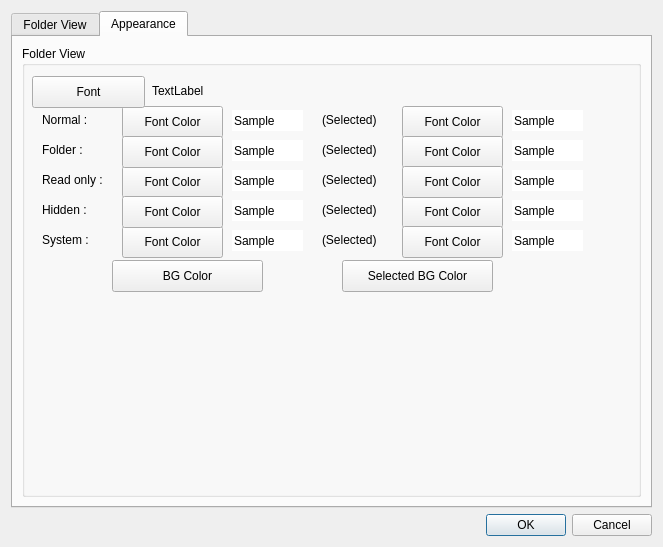
Old version of the form optiondialog.ui in the repository haraki/farman.
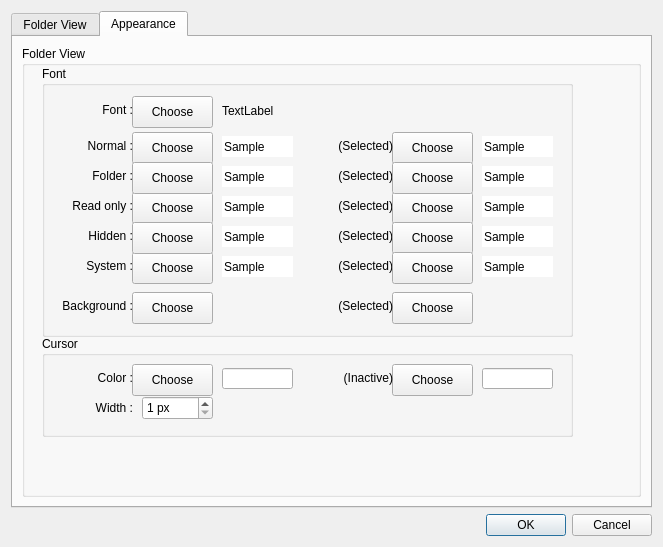
New version of the form.

Commit message: fix ui of OptionDialog. - modified text of button(ex. "Font Color" -> "Choose") - add Cursor option.(width & color)

```diff
--- a/optiondialog.ui
+++ b/optiondialog.ui
@@ -377,11 +377,144 @@
          <property name="title">
           <string>Folder View</string>
          </property>
+         <widget class="QGroupBox" name="appearanceFolderViewFontGroupBox">
+          <property name="geometry">
+           <rect>
+            <x>20</x>
+            <y>20</y>
+            <width>531</width>
+            <height>271</height>
+           </rect>
+          </property>
+          <property name="title">
+           <string>Font</string>
+          </property>
+          <widget class="QLineEdit" name="appearanceFolderViewNormalSelectedLineEdit">
+           <property name="geometry">
+            <rect>
+             <x>440</x>
+             <y>70</y>
+             <width>71</width>
+             <height>21</height>
+            </rect>
+           </property>
+           <property name="focusPolicy">
+            <enum>Qt::NoFocus</enum>
+           </property>
+           <property name="text">
+            <string>Sample</string>
+           </property>
+           <property name="frame">
+            <bool>false</bool>
+           </property>
+           <property name="readOnly">
+            <bool>true</bool>
+           </property>
+          </widget>
+          <widget class="QPushButton" name="appearanceFolderViewChooseNormalSelectedColorPushButton">
+           <property name="geometry">
+            <rect>
+             <x>350</x>
+             <y>66</y>
+             <width>81</width>
+             <height>32</height>
+            </rect>
+           </property>
+           <property name="text">
+            <string>Choose</string>
+           </property>
+          </widget>
+          <widget class="QLineEdit" name="appearanceFolderViewFolderLineEdit">
+           <property name="geometry">
+            <rect>
+             <x>180</x>
+             <y>100</y>
+             <width>71</width>
+             <height>21</height>
+            </rect>
+           </property>
+           <property name="focusPolicy">
+            <enum>Qt::NoFocus</enum>
+           </property>
+           <property name="text">
+            <string>Sample</string>
+           </property>
+           <property name="frame">
+            <bool>false</bool>
+           </property>
+           <property name="readOnly">
+            <bool>true</bool>
+           </property>
+          </widget>
+          <widget class="QLabel" name="appearanceFolderViewNormalLabel">
+           <property name="geometry">
+            <rect>
+             <x>10</x>
+             <y>72</y>
+             <width>81</width>
+             <height>16</height>
+            </rect>
+           </property>
+           <property name="text">
+            <string>Normal :</string>
+           </property>
+           <property name="alignment">
+            <set>Qt::AlignRight|Qt::AlignTrailing|Qt::AlignVCenter</set>
+           </property>
+          </widget>
+          <widget class="QLabel" name="appearanceFolderViewHiddenSelectedLabel">
+           <property name="geometry">
+            <rect>
+             <x>270</x>
+             <y>162</y>
+             <width>81</width>
+             <height>16</height>
+            </rect>
+           </property>
+           <property name="text">
+            <string>(Selected)</string>
+           </property>
+           <property name="alignment">
+            <set>Qt::AlignRight|Qt::AlignTrailing|Qt::AlignVCenter</set>
+           </property>
+          </widget>
+          <widget class="QLabel" name="appearanceFolderViewReadOnlySelectedLabel">
+           <property name="geometry">
+            <rect>
+             <x>270</x>
+             <y>132</y>
+             <width>81</width>
+             <height>16</height>
+            </rect>
+           </property>
+           <property name="text">
+            <string>(Selected)</string>
+           </property>
+           <property name="alignment">
+            <set>Qt::AlignRight|Qt::AlignTrailing|Qt::AlignVCenter</set>
+           </property>
+          </widget>
+          <widget class="QLabel" name="appearanceFolderViewFolderSelectedLabel">
+           <property name="geometry">
+            <rect>
+             <x>270</x>
+             <y>102</y>
+             <width>81</width>
+             <height>16</height>
+            </rect>
+           </property>
+           <property name="text">
+            <string>(Selected)</string>
+           </property>
+           <property name="alignment">
+            <set>Qt::AlignRight|Qt::AlignTrailing|Qt::AlignVCenter</set>
+           </property>
+          </widget>
          <widget class="QLineEdit" name="appearanceFolderViewSystemSelectedLineEdit">
           <property name="geometry">
            <rect>
-            <x>490</x>
-            <y>184</y>
+             <x>440</x>
+             <y>190</y>
             <width>71</width>
             <height>21</height>
            </rect>
@@ -399,46 +532,27 @@
            <bool>true</bool>
           </property>
          </widget>
-         <widget class="QLabel" name="appearanceFolderViewFontLabel">
+          <widget class="QLabel" name="appearanceFolderViewFolderLabel">
           <property name="geometry">
            <rect>
-            <x>130</x>
-            <y>37</y>
-            <width>311</width>
+             <x>10</x>
+             <y>102</y>
+             <width>81</width>
             <height>16</height>
            </rect>
           </property>
           <property name="text">
-           <string>TextLabel</string>
-          </property>
-         </widget>
-         <widget class="QLineEdit" name="appearanceFolderViewFolderSelectedLineEdit">
-          <property name="geometry">
-           <rect>
-            <x>490</x>
-            <y>94</y>
-            <width>71</width>
-            <height>21</height>
-           </rect>
-          </property>
-          <property name="focusPolicy">
-           <enum>Qt::NoFocus</enum>
-          </property>
-          <property name="text">
-           <string>Sample</string>
-          </property>
-          <property name="frame">
-           <bool>false</bool>
-          </property>
-          <property name="readOnly">
-           <bool>true</bool>
-          </property>
-         </widget>
-         <widget class="QLineEdit" name="appearanceFolderViewReadOnlyLineEdit">
+            <string>Folder :</string>
+           </property>
+           <property name="alignment">
+            <set>Qt::AlignRight|Qt::AlignTrailing|Qt::AlignVCenter</set>
+           </property>
+          </widget>
+          <widget class="QLineEdit" name="appearanceFolderViewHiddenLineEdit">
           <property name="geometry">
            <rect>
-            <x>210</x>
-            <y>124</y>
+             <x>180</x>
+             <y>160</y>
             <width>71</width>
             <height>21</height>
            </rect>
@@ -456,24 +570,40 @@
            <bool>true</bool>
           </property>
          </widget>
-         <widget class="QPushButton" name="appearanceFolderViewChooseHiddenSelectedColorPushButton">
+          <widget class="QPushButton" name="appearanceFolderViewChooseReadOnlySelectedColorPushButton">
           <property name="geometry">
            <rect>
-            <x>380</x>
-            <y>150</y>
-            <width>101</width>
+             <x>350</x>
+             <y>126</y>
+             <width>81</width>
             <height>32</height>
            </rect>
           </property>
           <property name="text">
-           <string>Font Color</string>
+            <string>Choose</string>
+           </property>
+          </widget>
+          <widget class="QLabel" name="appearanceFolderViewSystemSelectedLabel">
+           <property name="geometry">
+            <rect>
+             <x>270</x>
+             <y>192</y>
+             <width>81</width>
+             <height>16</height>
+            </rect>
+           </property>
+           <property name="text">
+            <string>(Selected)</string>
+           </property>
+           <property name="alignment">
+            <set>Qt::AlignRight|Qt::AlignTrailing|Qt::AlignVCenter</set>
           </property>
          </widget>
          <widget class="QLineEdit" name="appearanceFolderViewReadOnlySelectedLineEdit">
           <property name="geometry">
            <rect>
-            <x>490</x>
-            <y>124</y>
+             <x>440</x>
+             <y>130</y>
             <width>71</width>
             <height>21</height>
            </rect>
@@ -491,63 +621,27 @@
            <bool>true</bool>
           </property>
          </widget>
-         <widget class="QPushButton" name="appearanceFolderViewChooseReadOnlyColorPushButton">
+          <widget class="QLabel" name="appearanceFolderViewNormalSelectedLabel">
           <property name="geometry">
            <rect>
-            <x>100</x>
-            <y>120</y>
-            <width>101</width>
-            <height>32</height>
+             <x>270</x>
+             <y>72</y>
+             <width>81</width>
+             <height>16</height>
            </rect>
           </property>
           <property name="text">
-           <string>Font Color</string>
-          </property>
-         </widget>
-         <widget class="QPushButton" name="appearanceFolderViewChooseNormalSelectedColorPushButton">
-          <property name="geometry">
-           <rect>
-            <x>380</x>
-            <y>60</y>
-            <width>101</width>
-            <height>32</height>
-           </rect>
-          </property>
-          <property name="text">
-           <string>Font Color</string>
-          </property>
-         </widget>
-         <widget class="QPushButton" name="appearanceFolderViewChooseFolderSelectedColorPushButton">
-          <property name="geometry">
-           <rect>
-            <x>380</x>
-            <y>90</y>
-            <width>101</width>
-            <height>32</height>
-           </rect>
-          </property>
-          <property name="text">
-           <string>Font Color</string>
-          </property>
-         </widget>
-         <widget class="QPushButton" name="appearanceFolderViewChooseNormalColorPushButton">
-          <property name="geometry">
-           <rect>
-            <x>100</x>
-            <y>60</y>
-            <width>101</width>
-            <height>32</height>
-           </rect>
-          </property>
-          <property name="text">
-           <string>Font Color</string>
+            <string>(Selected)</string>
+           </property>
+           <property name="alignment">
+            <set>Qt::AlignRight|Qt::AlignTrailing|Qt::AlignVCenter</set>
           </property>
          </widget>
          <widget class="QLineEdit" name="appearanceFolderViewSystemLineEdit">
           <property name="geometry">
            <rect>
-            <x>210</x>
-            <y>184</y>
+             <x>180</x>
+             <y>190</y>
             <width>71</width>
             <height>21</height>
            </rect>
@@ -565,24 +659,72 @@
            <bool>true</bool>
           </property>
          </widget>
-         <widget class="QPushButton" name="appearanceFolderViewChooseBGColorPushButton">
+          <widget class="QPushButton" name="appearanceFolderViewChooseHiddenSelectedColorPushButton">
           <property name="geometry">
            <rect>
+             <x>350</x>
+             <y>156</y>
+             <width>81</width>
+             <height>32</height>
+            </rect>
+           </property>
+           <property name="text">
+            <string>Choose</string>
+           </property>
+          </widget>
+          <widget class="QLineEdit" name="appearanceFolderViewHiddenSelectedLineEdit">
+           <property name="geometry">
+            <rect>
+             <x>440</x>
+             <y>160</y>
+             <width>71</width>
+             <height>21</height>
+            </rect>
+           </property>
+           <property name="focusPolicy">
+            <enum>Qt::NoFocus</enum>
+           </property>
+           <property name="text">
+            <string>Sample</string>
+           </property>
+           <property name="frame">
+            <bool>false</bool>
+           </property>
+           <property name="readOnly">
+            <bool>true</bool>
+           </property>
+          </widget>
+          <widget class="QPushButton" name="appearanceFolderViewChooseNormalColorPushButton">
+           <property name="geometry">
+            <rect>
             <x>90</x>
-            <y>214</y>
-            <width>151</width>
+             <y>66</y>
+             <width>81</width>
             <height>32</height>
            </rect>
           </property>
           <property name="text">
-           <string>BG Color</string>
+            <string>Choose</string>
+           </property>
+          </widget>
+          <widget class="QPushButton" name="appearanceFolderViewChooseReadOnlyColorPushButton">
+           <property name="geometry">
+            <rect>
+             <x>90</x>
+             <y>126</y>
+             <width>81</width>
+             <height>32</height>
+            </rect>
+           </property>
+           <property name="text">
+            <string>Choose</string>
           </property>
          </widget>
          <widget class="QLabel" name="appearanceFolderViewReadOnlyLabel">
           <property name="geometry">
            <rect>
-            <x>20</x>
-            <y>126</y>
+             <x>10</x>
+             <y>132</y>
             <width>81</width>
             <height>16</height>
            </rect>
@@ -590,38 +732,63 @@
           <property name="text">
            <string>Read only :</string>
           </property>
-         </widget>
-         <widget class="QPushButton" name="appearanceFolderViewChooseSelectedBGColorPushButton">
+           <property name="alignment">
+            <set>Qt::AlignRight|Qt::AlignTrailing|Qt::AlignVCenter</set>
+           </property>
+          </widget>
+          <widget class="QPushButton" name="appearanceFolderViewChooseFolderSelectedColorPushButton">
           <property name="geometry">
            <rect>
-            <x>320</x>
-            <y>214</y>
-            <width>151</width>
+             <x>350</x>
+             <y>96</y>
+             <width>81</width>
             <height>32</height>
            </rect>
           </property>
           <property name="text">
-           <string>Selected BG Color</string>
-          </property>
-         </widget>
-         <widget class="QPushButton" name="appearanceFolderViewChooseReadOnlySelectedColorPushButton">
+            <string>Choose</string>
+           </property>
+          </widget>
+          <widget class="QLineEdit" name="appearanceFolderViewReadOnlyLineEdit">
           <property name="geometry">
            <rect>
-            <x>380</x>
-            <y>120</y>
-            <width>101</width>
+             <x>180</x>
+             <y>130</y>
+             <width>71</width>
+             <height>21</height>
+            </rect>
+           </property>
+           <property name="focusPolicy">
+            <enum>Qt::NoFocus</enum>
+           </property>
+           <property name="text">
+            <string>Sample</string>
+           </property>
+           <property name="frame">
+            <bool>false</bool>
+           </property>
+           <property name="readOnly">
+            <bool>true</bool>
+           </property>
+          </widget>
+          <widget class="QPushButton" name="appearanceFolderViewChooseFolderColorPushButton">
+           <property name="geometry">
+            <rect>
+             <x>90</x>
+             <y>96</y>
+             <width>81</width>
             <height>32</height>
            </rect>
           </property>
           <property name="text">
-           <string>Font Color</string>
-          </property>
-         </widget>
-         <widget class="QLineEdit" name="appearanceFolderViewNormalSelectedLineEdit">
+            <string>Choose</string>
+           </property>
+          </widget>
+          <widget class="QLineEdit" name="appearanceFolderViewNormalLineEdit">
           <property name="geometry">
            <rect>
-            <x>490</x>
-            <y>64</y>
+             <x>180</x>
+             <y>70</y>
             <width>71</width>
             <height>21</height>
            </rect>
@@ -642,69 +809,37 @@
          <widget class="QPushButton" name="appearanceFolderViewChooseSystemSelectedColorPushButton">
           <property name="geometry">
            <rect>
-            <x>380</x>
-            <y>180</y>
-            <width>101</width>
+             <x>350</x>
+             <y>186</y>
+             <width>81</width>
             <height>32</height>
            </rect>
           </property>
           <property name="text">
-           <string>Font Color</string>
-          </property>
-         </widget>
-         <widget class="QLabel" name="appearanceFolderViewNormalSelectedLabel">
+            <string>Choose</string>
+           </property>
+          </widget>
+          <widget class="QLabel" name="appearanceFolderViewHiddenLabel">
           <property name="geometry">
            <rect>
-            <x>300</x>
-            <y>66</y>
+             <x>10</x>
+             <y>162</y>
             <width>81</width>
             <height>16</height>
            </rect>
           </property>
           <property name="text">
-           <string>(Selected)</string>
-          </property>
-         </widget>
-         <widget class="QLineEdit" name="appearanceFolderViewFolderLineEdit">
-          <property name="geometry">
-           <rect>
-            <x>210</x>
-            <y>94</y>
-            <width>71</width>
-            <height>21</height>
-           </rect>
-          </property>
-          <property name="focusPolicy">
-           <enum>Qt::NoFocus</enum>
-          </property>
-          <property name="text">
-           <string>Sample</string>
-          </property>
-          <property name="frame">
-           <bool>false</bool>
-          </property>
-          <property name="readOnly">
-           <bool>true</bool>
-          </property>
-         </widget>
-         <widget class="QLabel" name="appearanceFolderViewFolderLabel">
-          <property name="geometry">
-           <rect>
-            <x>20</x>
-            <y>96</y>
-            <width>81</width>
-            <height>16</height>
-           </rect>
-          </property>
-          <property name="text">
-           <string>Folder :</string>
+            <string>Hidden :</string>
+           </property>
+           <property name="alignment">
+            <set>Qt::AlignRight|Qt::AlignTrailing|Qt::AlignVCenter</set>
           </property>
          </widget>
          <widget class="QLabel" name="appearanceFolderViewSystemLabel">
           <property name="geometry">
            <rect>
-            <x>20</x>
-            <y>186</y>
+             <x>10</x>
+             <y>192</y>
             <width>81</width>
             <height>16</height>
            </rect>
@@ -712,121 +847,131 @@
           <property name="text">
            <string>System :</string>
           </property>
+           <property name="alignment">
+            <set>Qt::AlignRight|Qt::AlignTrailing|Qt::AlignVCenter</set>
+           </property>
          </widget>
          <widget class="QPushButton" name="appearanceFolderViewChooseSystemColorPushButton">
           <property name="geometry">
            <rect>
-            <x>100</x>
-            <y>180</y>
-            <width>101</width>
-            <height>32</height>
-           </rect>
-          </property>
-          <property name="text">
-           <string>Font Color</string>
-          </property>
-         </widget>
-         <widget class="QLabel" name="appearanceFolderViewReadOnlySelectedLabel">
-          <property name="geometry">
-           <rect>
-            <x>300</x>
-            <y>126</y>
-            <width>81</width>
-            <height>16</height>
-           </rect>
-          </property>
-          <property name="text">
-           <string>(Selected)</string>
-          </property>
-         </widget>
-         <widget class="QLineEdit" name="appearanceFolderViewHiddenSelectedLineEdit">
-          <property name="geometry">
-           <rect>
-            <x>490</x>
-            <y>154</y>
-            <width>71</width>
-            <height>21</height>
-           </rect>
-          </property>
-          <property name="focusPolicy">
-           <enum>Qt::NoFocus</enum>
-          </property>
-          <property name="text">
-           <string>Sample</string>
-          </property>
-          <property name="frame">
-           <bool>false</bool>
-          </property>
-          <property name="readOnly">
-           <bool>true</bool>
-          </property>
-         </widget>
-         <widget class="QLineEdit" name="appearanceFolderViewNormalLineEdit">
-          <property name="geometry">
-           <rect>
-            <x>210</x>
-            <y>64</y>
-            <width>71</width>
-            <height>21</height>
-           </rect>
-          </property>
-          <property name="focusPolicy">
-           <enum>Qt::NoFocus</enum>
-          </property>
-          <property name="text">
-           <string>Sample</string>
-          </property>
-          <property name="frame">
-           <bool>false</bool>
-          </property>
-          <property name="readOnly">
-           <bool>true</bool>
-          </property>
-         </widget>
-         <widget class="QLabel" name="appearanceFolderViewSystemSelectedLabel">
-          <property name="geometry">
-           <rect>
-            <x>300</x>
+             <x>90</x>
             <y>186</y>
             <width>81</width>
-            <height>16</height>
+             <height>32</height>
            </rect>
           </property>
           <property name="text">
-           <string>(Selected)</string>
-          </property>
-         </widget>
-         <widget class="QLabel" name="appearanceFolderViewFolderSelectedLabel">
+            <string>Choose</string>
+           </property>
+          </widget>
+          <widget class="QLineEdit" name="appearanceFolderViewFolderSelectedLineEdit">
           <property name="geometry">
            <rect>
-            <x>300</x>
-            <y>96</y>
+             <x>440</x>
+             <y>100</y>
+             <width>71</width>
+             <height>21</height>
+            </rect>
+           </property>
+           <property name="focusPolicy">
+            <enum>Qt::NoFocus</enum>
+           </property>
+           <property name="text">
+            <string>Sample</string>
+           </property>
+           <property name="frame">
+            <bool>false</bool>
+           </property>
+           <property name="readOnly">
+            <bool>true</bool>
+           </property>
+          </widget>
+          <widget class="QPushButton" name="appearanceFolderViewChooseHiddenColorPushButton">
+           <property name="geometry">
+            <rect>
+             <x>90</x>
+             <y>156</y>
             <width>81</width>
-            <height>16</height>
+             <height>32</height>
            </rect>
           </property>
           <property name="text">
-           <string>(Selected)</string>
+            <string>Choose</string>
           </property>
          </widget>
          <widget class="QPushButton" name="appearanceFolderViewChooseFontPushButton">
           <property name="geometry">
            <rect>
-            <x>10</x>
+             <x>90</x>
             <y>30</y>
-            <width>113</width>
+             <width>81</width>
             <height>32</height>
            </rect>
           </property>
           <property name="text">
-           <string>Font</string>
-          </property>
-         </widget>
-         <widget class="QLabel" name="appearanceFolderViewHiddenSelectedLabel">
+            <string>Choose</string>
+           </property>
+          </widget>
+          <widget class="QLabel" name="appearanceFolderViewFontLabel">
           <property name="geometry">
            <rect>
-            <x>300</x>
-            <y>156</y>
+             <x>180</x>
+             <y>37</y>
+             <width>341</width>
+             <height>16</height>
+            </rect>
+           </property>
+           <property name="text">
+            <string>TextLabel</string>
+           </property>
+          </widget>
+          <widget class="QPushButton" name="appearanceFolderViewChooseBGColorPushButton">
+           <property name="geometry">
+            <rect>
+             <x>90</x>
+             <y>226</y>
+             <width>81</width>
+             <height>32</height>
+            </rect>
+           </property>
+           <property name="text">
+            <string>Choose</string>
+           </property>
+          </widget>
+          <widget class="QLabel" name="appearanceFolderViewBGColorLabel">
+           <property name="geometry">
+            <rect>
+             <x>10</x>
+             <y>232</y>
+             <width>81</width>
+             <height>16</height>
+            </rect>
+           </property>
+           <property name="text">
+            <string>Background :</string>
+           </property>
+           <property name="alignment">
+            <set>Qt::AlignRight|Qt::AlignTrailing|Qt::AlignVCenter</set>
+           </property>
+          </widget>
+          <widget class="QPushButton" name="appearanceFolderViewChooseSelectedBGColorPushButton">
+           <property name="geometry">
+            <rect>
+             <x>350</x>
+             <y>226</y>
+             <width>81</width>
+             <height>32</height>
+            </rect>
+           </property>
+           <property name="text">
+            <string>Choose</string>
+           </property>
+          </widget>
+          <widget class="QLabel" name="appearanceFolderViewBGSelectedColorLabel">
+           <property name="geometry">
+            <rect>
+             <x>270</x>
+             <y>232</y>
             <width>81</width>
             <height>16</height>
            </rect>
@@ -834,80 +979,176 @@
           <property name="text">
            <string>(Selected)</string>
           </property>
-         </widget>
-         <widget class="QLabel" name="appearanceFolderViewHiddenLabel">
+           <property name="alignment">
+            <set>Qt::AlignRight|Qt::AlignTrailing|Qt::AlignVCenter</set>
+           </property>
+          </widget>
+          <widget class="QLabel" name="appearanceFolderViewFontLabel_2">
           <property name="geometry">
            <rect>
+             <x>10</x>
+             <y>36</y>
+             <width>81</width>
+             <height>16</height>
+            </rect>
+           </property>
+           <property name="text">
+            <string>Font :</string>
+           </property>
+           <property name="alignment">
+            <set>Qt::AlignRight|Qt::AlignTrailing|Qt::AlignVCenter</set>
+           </property>
+          </widget>
+         </widget>
+         <widget class="QGroupBox" name="appearanceFolderViewCursorGroupBox">
+          <property name="geometry">
+           <rect>
             <x>20</x>
-            <y>156</y>
+            <y>290</y>
+            <width>531</width>
+            <height>101</height>
+           </rect>
+          </property>
+          <property name="title">
+           <string>Cursor</string>
+          </property>
+          <widget class="QLabel" name="appearanceFolderViewCursorWidthLabel">
+           <property name="geometry">
+            <rect>
+             <x>10</x>
+             <y>64</y>
             <width>81</width>
             <height>16</height>
            </rect>
           </property>
           <property name="text">
-           <string>Hidden :</string>
-          </property>
-         </widget>
-         <widget class="QLineEdit" name="appearanceFolderViewHiddenLineEdit">
+            <string>Width :</string>
+           </property>
+           <property name="alignment">
+            <set>Qt::AlignRight|Qt::AlignTrailing|Qt::AlignVCenter</set>
+           </property>
+          </widget>
+          <widget class="QPushButton" name="appearanceFolderViewChooseCursorColorPushButton">
           <property name="geometry">
            <rect>
-            <x>210</x>
-            <y>154</y>
-            <width>71</width>
-            <height>21</height>
-           </rect>
-          </property>
-          <property name="focusPolicy">
-           <enum>Qt::NoFocus</enum>
-          </property>
+             <x>90</x>
+             <y>28</y>
+             <width>81</width>
+             <height>32</height>
+            </rect>
+           </property>
+           <property name="text">
+            <string>Choose</string>
+           </property>
+          </widget>
+          <widget class="QPushButton" name="appearanceFolderViewChooseCursorInactiveColorPushButton">
+           <property name="geometry">
+            <rect>
+             <x>350</x>
+             <y>28</y>
+             <width>81</width>
+             <height>32</height>
+            </rect>
+           </property>
           <property name="text">
-           <string>Sample</string>
-          </property>
-          <property name="frame">
-           <bool>false</bool>
-          </property>
-          <property name="readOnly">
-           <bool>true</bool>
-          </property>
-         </widget>
-         <widget class="QLabel" name="appearanceFolderViewNormalLabel">
+            <string>Choose</string>
+           </property>
+          </widget>
+          <widget class="QLabel" name="appearanceFolderViewCursorColorInactiveLabel">
+           <property name="geometry">
+            <rect>
+             <x>270</x>
+             <y>34</y>
+             <width>81</width>
+             <height>16</height>
+            </rect>
+           </property>
+           <property name="text">
+            <string>(Inactive)</string>
+           </property>
+           <property name="alignment">
+            <set>Qt::AlignRight|Qt::AlignTrailing|Qt::AlignVCenter</set>
+           </property>
+          </widget>
+          <widget class="QLabel" name="appearanceFolderViewCursorColorInactiveLabel_2">
           <property name="geometry">
            <rect>
-            <x>20</x>
-            <y>66</y>
+             <x>10</x>
+             <y>34</y>
             <width>81</width>
             <height>16</height>
            </rect>
           </property>
           <property name="text">
-           <string>Normal :</string>
-          </property>
-         </widget>
-         <widget class="QPushButton" name="appearanceFolderViewChooseFolderColorPushButton">
+            <string>Color :</string>
+           </property>
+           <property name="alignment">
+            <set>Qt::AlignRight|Qt::AlignTrailing|Qt::AlignVCenter</set>
+           </property>
+          </widget>
+          <widget class="QLineEdit" name="appearanceFolderViewCursorLineEdit">
           <property name="geometry">
            <rect>
-            <x>100</x>
-            <y>90</y>
-            <width>101</width>
-            <height>32</height>
-           </rect>
-          </property>
+             <x>180</x>
+             <y>32</y>
+             <width>71</width>
+             <height>21</height>
+            </rect>
+           </property>
+           <property name="focusPolicy">
+            <enum>Qt::NoFocus</enum>
+           </property>
           <property name="text">
-           <string>Font Color</string>
-          </property>
-         </widget>
-         <widget class="QPushButton" name="appearanceFolderViewChooseHiddenColorPushButton">
+            <string/>
+           </property>
+           <property name="frame">
+            <bool>true</bool>
+           </property>
+           <property name="readOnly">
+            <bool>true</bool>
+           </property>
+          </widget>
+          <widget class="QLineEdit" name="appearanceFolderViewCursorInactiveLineEdit">
           <property name="geometry">
            <rect>
-            <x>100</x>
-            <y>150</y>
-            <width>101</width>
-            <height>32</height>
-           </rect>
-          </property>
+             <x>440</x>
+             <y>32</y>
+             <width>71</width>
+             <height>21</height>
+            </rect>
+           </property>
+           <property name="focusPolicy">
+            <enum>Qt::NoFocus</enum>
+           </property>
           <property name="text">
-           <string>Font Color</string>
-          </property>
+            <string/>
+           </property>
+           <property name="frame">
+            <bool>true</bool>
+           </property>
+           <property name="readOnly">
+            <bool>true</bool>
+           </property>
+          </widget>
+          <widget class="QSpinBox" name="appearanceFolderViewCursorWidthSpinBox">
+           <property name="geometry">
+            <rect>
+             <x>100</x>
+             <y>60</y>
+             <width>71</width>
+             <height>24</height>
+            </rect>
+           </property>
+           <property name="suffix">
+            <string> px</string>
+           </property>
+           <property name="minimum">
+            <number>1</number>
+           </property>
+           <property name="maximum">
+            <number>10</number>
+           </property>
+          </widget>
          </widget>
         </widget>
        </item>
```
Lines whose indentation alone changed are shown as unchanged.
